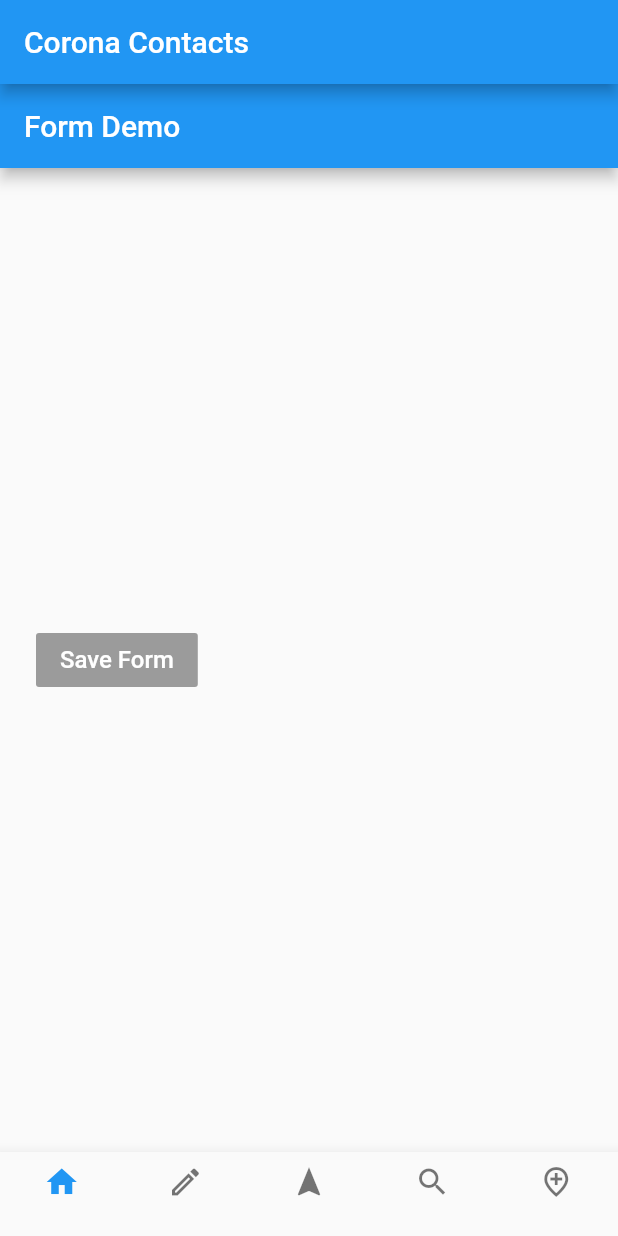
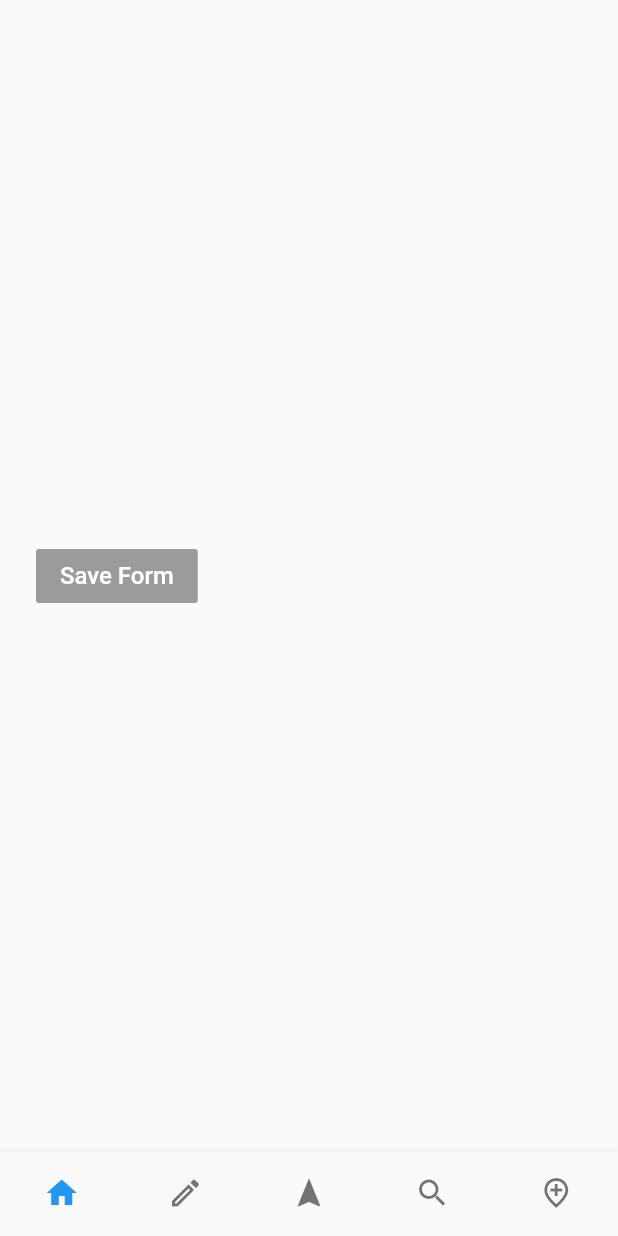
Before and after one commit to karlgrossmann/coronacontacts, a Flutter app: the screen it shows after launch, on a phone screen of 412 x 824 dp. Run offline on Flutter 3.47's test engine with Material 2 defaults, Android fonts, the phone set to English and light mode, and no system bars.

Commit message:
removed titles and appbars

```diff
--- a/lib/dataformscreen.dart
+++ b/lib/dataformscreen.dart
@@ -20,7 +20,7 @@ class DataFormScreenState extends State<DataFormScreen> {
   @override
   Widget build(BuildContext context) {
     return Scaffold(
-        appBar: AppBar(title: Text('Form Demo')),
+        appBar: null,
         body: Container(
             margin: EdgeInsets.all(24),
             child: Column(
--- a/lib/nav.dart
+++ b/lib/nav.dart
@@ -31,12 +31,12 @@ class _NavState extends State<Nav> {
   @override
   Widget build(BuildContext context) {
     return Scaffold(
-      appBar: AppBar(
-        title: Text('Corona Contacts'),
-      ),
+      appBar: null,
       body: Center(child: _widgetOptions.elementAt(_selectedIndex)),
       bottomNavigationBar: BottomNavigationBar(
         type: BottomNavigationBarType.fixed,
+        showSelectedLabels: false,
+        showUnselectedLabels: false,
         items: const <BottomNavigationBarItem>[
           //5 Icons
           BottomNavigationBarItem(
--- a/lib/transmitscreen.dart
+++ b/lib/transmitscreen.dart
@@ -20,7 +20,7 @@ class TransmitScreenState extends State<TransmitScreen> {
   @override
   Widget build(BuildContext context) {
     return Scaffold(
-        appBar: AppBar(title: Text('Scan Demo')),
+        appBar: null,
         body: Container(
             margin: EdgeInsets.all(24),
             child: Column(
```
